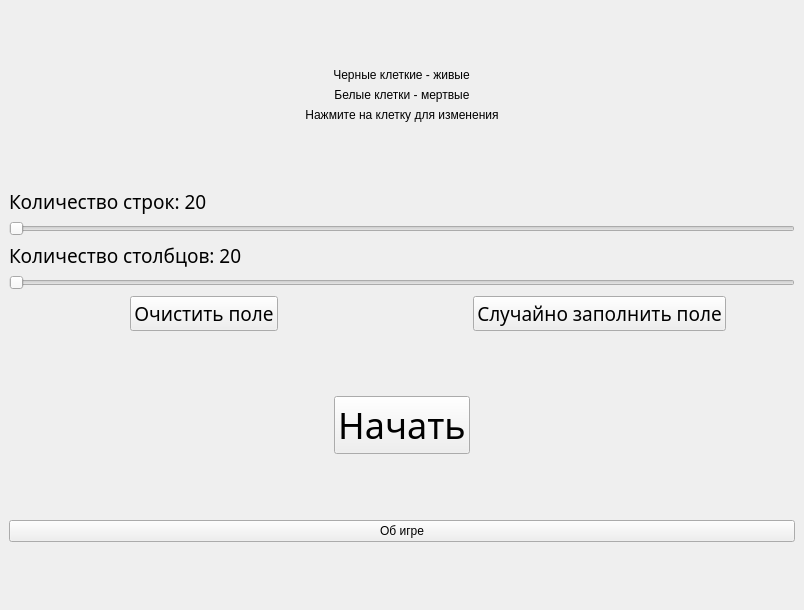
Qt form mainwindow.ui (Rulemore/GameOfLife) before a commit.
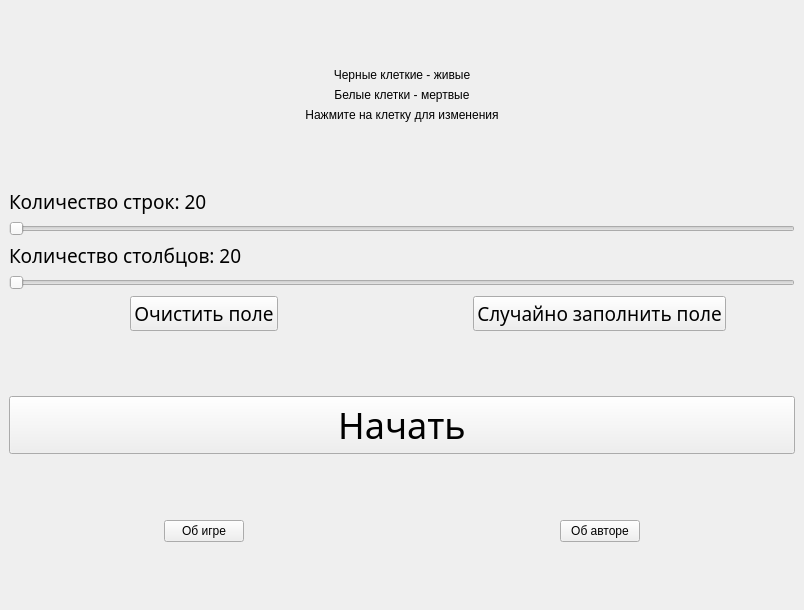
The same form after that commit.

Commit message: Added 2 about buttons and windows

```diff
--- a/mainwindow.ui
+++ b/mainwindow.ui
@@ -32,7 +32,7 @@
           </property>
          </spacer>
         </item>
-        <item alignment="Qt::AlignHCenter">
+        <item>
          <widget class="QLabel" name="liveCellColourInfo">
           <property name="styleSheet">
            <string notr="true">font: 22pt &quot;Trebuchet MS&quot;;</string>
@@ -45,7 +45,7 @@
           </property>
          </widget>
         </item>
-        <item alignment="Qt::AlignHCenter">
+        <item>
          <widget class="QLabel" name="deadCellColourInfo">
           <property name="styleSheet">
            <string notr="true">font: 22pt &quot;Trebuchet MS&quot;;</string>
@@ -58,7 +58,7 @@
           </property>
          </widget>
         </item>
-        <item alignment="Qt::AlignHCenter">
+        <item>
          <widget class="QLabel" name="clickInfo">
           <property name="styleSheet">
            <string notr="true">font: 22pt &quot;Trebuchet MS&quot;;</string>
@@ -173,7 +173,7 @@
           </property>
          </spacer>
         </item>
-        <item alignment="Qt::AlignHCenter">
+        <item>
          <widget class="QPushButton" name="startOrStopEvolvingButton">
           <property name="font">
            <font>
@@ -200,17 +200,22 @@
          </spacer>
         </item>
         <item>
+         <layout class="QHBoxLayout" name="aboutButtons">
+          <item alignment="Qt::AlignHCenter">
          <widget class="QPushButton" name="aboutButton">
           <property name="text">
            <string>Об игре</string>
           </property>
-          <property name="default">
-           <bool>false</bool>
-          </property>
-          <property name="flat">
-           <bool>false</bool>
-          </property>
-         </widget>
+           </widget>
+          </item>
+          <item alignment="Qt::AlignHCenter">
+           <widget class="QPushButton" name="authorButton">
+            <property name="text">
+             <string>Об авторе</string>
+            </property>
+           </widget>
+          </item>
+         </layout>
         </item>
         <item>
          <spacer name="controlVerticalSpacer4">
```
Lines whose indentation alone changed are shown as unchanged. The commit also changes 10 other files.
